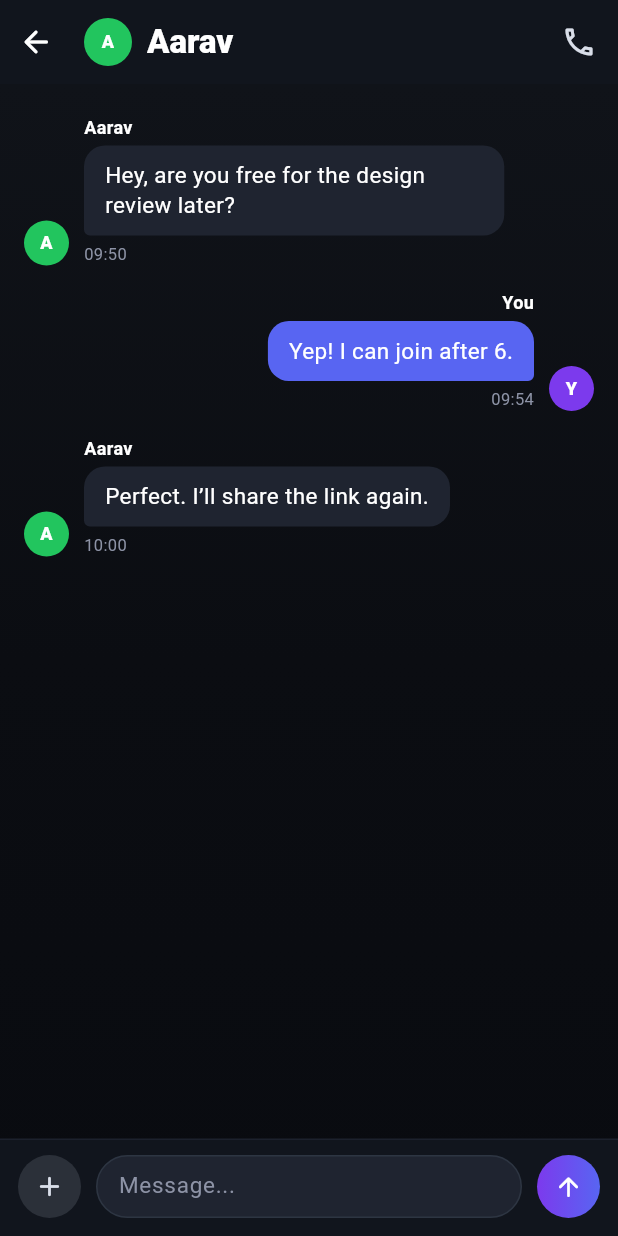
After one commit to parthkumar0607-ux/campus_connect, a Flutter app: the PersonalChatScreen screen opened directly, after a tap on the "arrow upward" icon, on a phone screen of 412 x 824 dp. The commit adds this screen. Run offline on Flutter 3.47's test engine with Material 3 defaults, Android fonts, the phone set to English and light mode, and no system bars; our stand-ins replace dio, flutter_secure_storage, image_picker; accounts and stored records are empty; network calls fail.

Commit message:
feat: discord-style chat and personal DM flow

```diff
--- a/lib/core/theme/app_theme.dart
+++ b/lib/core/theme/app_theme.dart
@@ -9,11 +9,12 @@ class AppTheme {
     return ThemeData(
       useMaterial3: true,
       brightness: Brightness.dark,
+      fontFamily: 'Segoe UI',
+      fontFamilyFallback: const ['SF Pro Display', 'SF Pro Text', 'Helvetica Neue', 'Arial', 'sans-serif'],
       scaffoldBackgroundColor: AppColors.background,
       colorScheme: ColorScheme.fromSeed(
         seedColor: AppColors.primary,
         brightness: Brightness.dark,
-        background: AppColors.background,
         surface: AppColors.surface,
         primary: AppColors.primary,
         secondary: AppColors.secondary,
@@ -30,7 +31,7 @@ class AppTheme {
         titleLarge: AppTextStyles.title,
         bodyLarge: AppTextStyles.body,
         bodyMedium: AppTextStyles.caption,
-      ),
+      ).apply(fontFamily: '.SF Pro Display'),
       elevatedButtonTheme: ElevatedButtonThemeData(
         style: ElevatedButton.styleFrom(
           backgroundColor: AppColors.primary,
--- a/lib/features/chat/presentation/screens/chat_detail_screen.dart
+++ b/lib/features/chat/presentation/screens/chat_detail_screen.dart
@@ -1,6 +1,7 @@
 import 'package:dio/dio.dart';
 import 'package:flutter/material.dart';
 
+import '../../../teams/data/repositories/team_repository.dart';
 import '../../data/models/message_model.dart';
 import '../../data/repositories/chat_repository.dart';
 
@@ -23,12 +24,14 @@ class _ChatDetailScreenState
     extends State<ChatDetailScreen> {
   final ChatRepository repository =
       ChatRepository();
+  final TeamRepository teamRepository = TeamRepository();
 
   final TextEditingController
       messageController =
       TextEditingController();
 
   List<MessageModel> messages = [];
+  final Map<int, String> memberNames = {};
 
   bool loading = true;
   bool sending = false;
@@ -36,7 +39,24 @@ class _ChatDetailScreenState
   @override
   void initState() {
     super.initState();
+    loadTeamMembers();
     loadMessages();
+  }
+
+  Future<void> loadTeamMembers() async {
+    try {
+      final members = await teamRepository.getTeamMembers(widget.teamId);
+      if (!mounted) return;
+
+      setState(() {
+        memberNames.clear();
+        for (final member in members) {
+          memberNames[member.id] = member.name;
+        }
+      });
+    } catch (_) {
+      // Ignore lookup errors; message UI can still fall back to sender_name or sender id.
+    }
   }
 
   Future<void> loadMessages() async {
@@ -119,9 +139,8 @@ class _ChatDetailScreenState
     final time =
         '${createdAt.hour.toString().padLeft(2, '0')}:${createdAt.minute.toString().padLeft(2, '0')}';
 
-    final senderName = message.senderName.isNotEmpty
-        ? message.senderName
-        : 'User ${message.senderId}';
+    final senderName = memberNames[message.senderId] ??
+        (message.senderName.isNotEmpty ? message.senderName : 'User ${message.senderId}');
 
     return Padding(
       padding: const EdgeInsets.fromLTRB(16, 10, 16, 10),
@@ -185,15 +204,22 @@ class _ChatDetailScreenState
   }
 
   @override
-  Widget build(
-    BuildContext context,
-  ) {
-    return Scaffold(
+  Widget build(BuildContext context) {
+    return Theme(
+      data: ThemeData.dark().copyWith(
+        scaffoldBackgroundColor: const Color(0xFF0B0D12),
+        appBarTheme: const AppBarTheme(
+          backgroundColor: Color(0xFF11151D),
+          foregroundColor: Colors.white,
+          surfaceTintColor: Colors.transparent,
+          elevation: 0,
+        ),
+      ),
+      child: Scaffold(
         backgroundColor: const Color(0xFF0B0D12),
         appBar: AppBar(
           backgroundColor: const Color(0xFF11151D),
           elevation: 0,
-        leadingWidth: 42,
           automaticallyImplyLeading: false,
           titleSpacing: 0,
           title: Row(
@@ -209,7 +235,7 @@ class _ChatDetailScreenState
                 '# ${widget.teamName}',
                 style: const TextStyle(
                   color: Colors.white,
-                fontSize: 18,
+                  fontSize: 28,
                   fontWeight: FontWeight.w800,
                 ),
               ),
@@ -276,8 +302,8 @@ class _ChatDetailScreenState
                       Container(
                         width: 42,
                         height: 42,
-                      decoration: BoxDecoration(
-                        color: const Color(0xFF2B3039),
+                        decoration: const BoxDecoration(
+                          color: Color(0xFF2B3039),
                           shape: BoxShape.circle,
                         ),
                         child: const Icon(
@@ -294,7 +320,10 @@ class _ChatDetailScreenState
                           decoration: BoxDecoration(
                             color: const Color(0xFF1F2430),
                             borderRadius: BorderRadius.circular(24),
-                          border: Border.all(color: const Color(0xFF2D3542), width: 1),
+                            border: Border.all(
+                              color: const Color(0xFF2D3542),
+                              width: 1,
+                            ),
                           ),
                           child: Align(
                             alignment: Alignment.centerLeft,
@@ -354,6 +383,7 @@ class _ChatDetailScreenState
             ],
           ),
         ),
+      ),
     );
   }
 
--- a/lib/features/chat/presentation/screens/chat_screen.dart
+++ b/lib/features/chat/presentation/screens/chat_screen.dart
@@ -5,6 +5,7 @@ import 'package:campus_connect_v2/shared/widgets/glass_card.dart';
 import '../../data/models/chat_room_model.dart';
 import '../../data/repositories/chat_repository.dart';
 import 'chat_detail_screen.dart';
+import 'personal_chat_screen.dart';
 
 class ChatScreen extends StatefulWidget {
   const ChatScreen({super.key});
@@ -35,11 +36,19 @@ class _ChatScreenState extends State<ChatScreen> {
 
   @override
   Widget build(BuildContext context) => Scaffold(
-        backgroundColor: Colors.transparent,
-        body: SafeArea(
-          child: loading
-              ? const Center(child: CircularProgressIndicator())
-              : RefreshIndicator(
+        backgroundColor: const Color(0xFF090B10),
+        body: Container(
+          decoration: const BoxDecoration(
+            gradient: LinearGradient(
+              begin: Alignment.topCenter,
+              end: Alignment.bottomCenter,
+              colors: [Color(0xFF101319), Color(0xFF0B0D12), Color(0xFF090B10)],
+            ),
+          ),
+          child: SafeArea(
+            child: loading
+                ? const Center(child: CircularProgressIndicator())
+                : RefreshIndicator(
                   onRefresh: loadChats,
                   child: ListView(
                     padding: const EdgeInsets.fromLTRB(20, 20, 20, 32),
@@ -87,7 +96,17 @@ class _ChatScreenState extends State<ChatScreen> {
                             scrollDirection: Axis.horizontal,
                             itemCount: chatRooms.length,
                             separatorBuilder: (_, _) => const SizedBox(width: 12),
-                            itemBuilder: (_, index) => _ActiveChannel(room: chatRooms[index]),
+                            itemBuilder: (_, index) => GestureDetector(
+                              onTap: () => Navigator.push(
+                                context,
+                                MaterialPageRoute(
+                                  builder: (_) => const PersonalChatScreen(
+                                    otherUserName: 'Aarav',
+                                  ),
+                                ),
+                              ),
+                              child: _ActiveChannel(room: chatRooms[index]),
+                            ),
                           ),
                         ),
                         const SizedBox(height: 20),
@@ -139,6 +158,7 @@ class _ChatScreenState extends State<ChatScreen> {
                     ],
                   ),
                 ),
+          ),
         ),
       );
 }
--- /dev/null
+++ b/lib/features/chat/presentation/screens/personal_chat_screen.dart
@@ -0,0 +1,332 @@
+import 'package:flutter/material.dart';
+
+import '../../data/models/message_model.dart';
+
+class PersonalChatScreen extends StatefulWidget {
+  final String otherUserName;
+  final int otherUserId;
+
+  const PersonalChatScreen({
+    super.key,
+    required this.otherUserName,
+    this.otherUserId = 2,
+  });
+
+  @override
+  State<PersonalChatScreen> createState() => _PersonalChatScreenState();
+}
+
+class _PersonalChatScreenState extends State<PersonalChatScreen> {
+  final TextEditingController messageController = TextEditingController();
+  final ScrollController _scrollController = ScrollController();
+  final List<MessageModel> _messages = [
+    MessageModel(
+      id: 1,
+      teamId: 0,
+      senderId: 2,
+      senderName: 'Aarav',
+      content: 'Hey, are you free for the design review later?',
+      createdAt: DateTime.now().subtract(const Duration(minutes: 40)),
+    ),
+    MessageModel(
+      id: 2,
+      teamId: 0,
+      senderId: 1,
+      senderName: 'You',
+      content: 'Yep! I can join after 6.',
+      createdAt: DateTime.now().subtract(const Duration(minutes: 36)),
+    ),
+    MessageModel(
+      id: 3,
+      teamId: 0,
+      senderId: 2,
+      senderName: 'Aarav',
+      content: 'Perfect. I’ll share the link again.',
+      createdAt: DateTime.now().subtract(const Duration(minutes: 30)),
+    ),
+  ];
+
+  @override
+  void initState() {
+    super.initState();
+    WidgetsBinding.instance.addPostFrameCallback((_) => _scrollToBottom());
+  }
+
+  void _scrollToBottom() {
+    if (_scrollController.hasClients) {
+      _scrollController.animateTo(
+        _scrollController.position.maxScrollExtent,
+        duration: const Duration(milliseconds: 200),
+        curve: Curves.easeOut,
+      );
+    }
+  }
+
+  @override
+  void dispose() {
+    messageController.dispose();
+    _scrollController.dispose();
+    super.dispose();
+  }
+
+  void _sendMessage() {
+    final text = messageController.text.trim();
+    if (text.isEmpty) return;
+
+    final newMessage = MessageModel(
+      id: DateTime.now().millisecondsSinceEpoch,
+      teamId: 0,
+      senderId: 1,
+      senderName: 'You',
+      content: text,
+      createdAt: DateTime.now(),
+    );
+
+    setState(() {
+      _messages.add(newMessage);
+    });
+
+    messageController.clear();
+    WidgetsBinding.instance.addPostFrameCallback((_) => _scrollToBottom());
+  }
+
+  Widget _messageBubble(MessageModel message) {
+    final bool fromMe = message.senderId == 1;
+    final String displayName = fromMe ? 'You' : widget.otherUserName;
+    final avatarColor = fromMe ? const Color(0xFF7C3AED) : const Color(0xFF22C55E);
+    final time =
+        '${message.createdAt.hour.toString().padLeft(2, '0')}:${message.createdAt.minute.toString().padLeft(2, '0')}';
+
+    return Align(
+      alignment: fromMe ? Alignment.centerRight : Alignment.centerLeft,
+      child: Padding(
+        padding: const EdgeInsets.fromLTRB(16, 8, 16, 8),
+        child: Row(
+          mainAxisSize: MainAxisSize.min,
+          crossAxisAlignment: CrossAxisAlignment.end,
+          textDirection: fromMe ? TextDirection.rtl : TextDirection.ltr,
+          children: [
+            CircleAvatar(
+              radius: 15,
+              backgroundColor: avatarColor,
+              child: Text(
+                displayName.substring(0, 1).toUpperCase(),
+                style: const TextStyle(
+                  color: Colors.white,
+                  fontWeight: FontWeight.w800,
+                  fontSize: 12,
+                ),
+              ),
+            ),
+            const SizedBox(width: 10),
+            Flexible(
+              child: Column(
+                crossAxisAlignment: fromMe ? CrossAxisAlignment.end : CrossAxisAlignment.start,
+                children: [
+                  Text(
+                    displayName,
+                    style: const TextStyle(
+                      color: Colors.white,
+                      fontSize: 12,
+                      fontWeight: FontWeight.w700,
+                    ),
+                  ),
+                  const SizedBox(height: 4),
+                  Container(
+                    constraints: BoxConstraints(
+                      maxWidth: MediaQuery.of(context).size.width * 0.68,
+                    ),
+                    padding: const EdgeInsets.symmetric(horizontal: 14, vertical: 10),
+                    decoration: BoxDecoration(
+                      color: fromMe ? const Color(0xFF5865F2) : const Color(0xFF1F2430),
+                      borderRadius: BorderRadius.only(
+                        topLeft: const Radius.circular(14),
+                        topRight: const Radius.circular(14),
+                        bottomLeft: Radius.circular(fromMe ? 14 : 4),
+                        bottomRight: Radius.circular(fromMe ? 4 : 14),
+                      ),
+                    ),
+                    child: Text(
+                      message.content,
+                      style: const TextStyle(
+                        color: Colors.white,
+                        fontSize: 15,
+                        height: 1.35,
+                      ),
+                    ),
+                  ),
+                  const SizedBox(height: 4),
+                  Text(
+                    time,
+                    style: const TextStyle(
+                      color: Color(0xFF8D93A6),
+                      fontSize: 11,
+                    ),
+                  ),
+                ],
+              ),
+            ),
+          ],
+        ),
+      ),
+    );
+  }
+
+  @override
+  Widget build(BuildContext context) {
+    return Theme(
+      data: ThemeData.dark().copyWith(
+        scaffoldBackgroundColor: const Color(0xFF0B0D12),
+        appBarTheme: const AppBarTheme(
+          backgroundColor: Color(0xFF11151D),
+          foregroundColor: Colors.white,
+          surfaceTintColor: Colors.transparent,
+          elevation: 0,
+        ),
+      ),
+      child: Scaffold(
+        backgroundColor: const Color(0xFF0B0D12),
+        appBar: AppBar(
+          backgroundColor: const Color(0xFF11151D),
+          automaticallyImplyLeading: false,
+          titleSpacing: 0,
+          title: Row(
+            children: [
+              IconButton(
+                onPressed: () => Navigator.of(context).pop(),
+                icon: const Icon(Icons.arrow_back_rounded, color: Colors.white),
+                padding: EdgeInsets.zero,
+                constraints: const BoxConstraints(),
+              ),
+              const SizedBox(width: 8),
+              CircleAvatar(
+                radius: 16,
+                backgroundColor: const Color(0xFF22C55E),
+                child: Text(
+                  widget.otherUserName.substring(0, 1).toUpperCase(),
+                  style: const TextStyle(
+                    color: Colors.white,
+                    fontWeight: FontWeight.w800,
+                    fontSize: 12,
+                  ),
+                ),
+              ),
+              const SizedBox(width: 10),
+              Text(
+                widget.otherUserName,
+                style: const TextStyle(
+                  color: Colors.white,
+                  fontSize: 22,
+                  fontWeight: FontWeight.w800,
+                ),
+              ),
+            ],
+          ),
+          actions: const [
+            Padding(
+              padding: EdgeInsets.only(right: 14),
+              child: Icon(Icons.call_outlined, color: Color(0xFFD9DEE9)),
+            ),
+          ],
+        ),
+        body: Container(
+          decoration: const BoxDecoration(
+            gradient: LinearGradient(
+              begin: Alignment.topCenter,
+              end: Alignment.bottomCenter,
+              colors: [Color(0xFF101319), Color(0xFF0B0D12), Color(0xFF090B10)],
+            ),
+          ),
+          child: Column(
+            children: [
+              Expanded(
+                child: ListView.builder(
+                  controller: _scrollController,
+                  padding: const EdgeInsets.only(top: 12, bottom: 18),
+                  itemCount: _messages.length,
+                  itemBuilder: (_, index) => _messageBubble(_messages[index]),
+                ),
+              ),
+              SafeArea(
+                top: false,
+                child: Container(
+                  padding: const EdgeInsets.fromLTRB(12, 10, 12, 12),
+                  decoration: const BoxDecoration(
+                    color: Color(0xFF11151D),
+                    border: Border(
+                      top: BorderSide(color: Color(0xFF1C212D), width: 1),
+                    ),
+                  ),
+                  child: Row(
+                    children: [
+                      Container(
+                        width: 42,
+                        height: 42,
+                        decoration: const BoxDecoration(
+                          color: Color(0xFF2B3039),
+                          shape: BoxShape.circle,
+                        ),
+                        child: const Icon(
+                          Icons.add_rounded,
+                          size: 22,
+                          color: Color(0xFFD9DEE9),
+                        ),
+                      ),
+                      const SizedBox(width: 10),
+                      Expanded(
+                        child: Container(
+                          height: 42,
+                          padding: const EdgeInsets.symmetric(horizontal: 14),
+                          decoration: BoxDecoration(
+                            color: const Color(0xFF1F2430),
+                            borderRadius: BorderRadius.circular(24),
+                            border: Border.all(color: const Color(0xFF2D3542), width: 1),
+                          ),
+                          child: Align(
+                            alignment: Alignment.centerLeft,
+                            child: TextField(
+                              controller: messageController,
+                              style: const TextStyle(color: Colors.white, fontSize: 15),
+                              decoration: const InputDecoration(
+                                isCollapsed: true,
+                                border: InputBorder.none,
+                                hintText: 'Message...',
+                                hintStyle: TextStyle(
+                                  color: Color(0xFF8D93A6),
+                                  fontSize: 15,
+                                ),
+                              ),
+                              onSubmitted: (_) => _sendMessage(),
+                            ),
+                          ),
+                        ),
+                      ),
+                      const SizedBox(width: 10),
+                      Container(
+                        width: 42,
+                        height: 42,
+                        decoration: const BoxDecoration(
+                          shape: BoxShape.circle,
+                          gradient: LinearGradient(
+                            colors: [Color(0xFF7C3AED), Color(0xFF5865F2)],
+                          ),
+                        ),
+                        child: IconButton(
+                          padding: EdgeInsets.zero,
+                          iconSize: 20,
+                          color: Colors.white,
+                          onPressed: _sendMessage,
+                          icon: const Icon(Icons.arrow_upward_rounded),
+                        ),
+                      ),
+                    ],
+                  ),
+                ),
+              ),
+            ],
+          ),
+        ),
+      ),
+    );
+  }
+}
--- a/lib/features/navigation/presentation/screens/main_navigation_screen.dart
+++ b/lib/features/navigation/presentation/screens/main_navigation_screen.dart
@@ -62,7 +62,7 @@ class _MainNavigationScreenState
         ),
       ),
       child: Scaffold(
-        backgroundColor: Colors.transparent,
+        backgroundColor: const Color(0xFF090B10),
         extendBody: true,
         body: _pages[_selectedIndex],
 
--- a/lib/features/teams/presentation/screens/team_details_screen.dart
+++ b/lib/features/teams/presentation/screens/team_details_screen.dart
@@ -1,4 +1,5 @@
 import '../../../chat/presentation/screens/chat_detail_screen.dart';
+import '../../../chat/presentation/screens/personal_chat_screen.dart';
 import 'package:dio/dio.dart';
 import 'package:flutter/material.dart';
 
@@ -211,6 +212,20 @@ class _TeamDetailsScreenState extends State<TeamDetailsScreen> {
                       child: ListTile(
                         leading: const CircleAvatar(child: Icon(Icons.person)),
                         title: Text(member.name),
+                        trailing: IconButton(
+                          icon: const Icon(Icons.message_rounded),
+                          onPressed: () {
+                            Navigator.push(
+                              context,
+                              MaterialPageRoute(
+                                builder: (_) => PersonalChatScreen(
+                                  otherUserName: member.name,
+                                  otherUserId: member.id,
+                                ),
+                              ),
+                            );
+                          },
+                        ),
                       ),
                     );
                   }).toList(),
--- a/lib/main.dart
+++ b/lib/main.dart
@@ -16,8 +16,16 @@ class CampusConnectApp extends StatelessWidget {
       debugShowCheckedModeBanner: false,
       title: 'CampusConnect',
       themeMode: ThemeMode.dark,
-      theme: AppTheme.darkTheme,
-      darkTheme: AppTheme.darkTheme,
+      theme: AppTheme.darkTheme.copyWith(
+        scaffoldBackgroundColor: const Color(0xFF090B10),
+        canvasColor: const Color(0xFF090B10),
+        cardColor: const Color(0xFF11151D),
+      ),
+      darkTheme: AppTheme.darkTheme.copyWith(
+        scaffoldBackgroundColor: const Color(0xFF090B10),
+        canvasColor: const Color(0xFF090B10),
+        cardColor: const Color(0xFF11151D),
+      ),
       home: const SplashScreen(),
     );
   }
```
Lines whose indentation alone changed are shown as unchanged.
